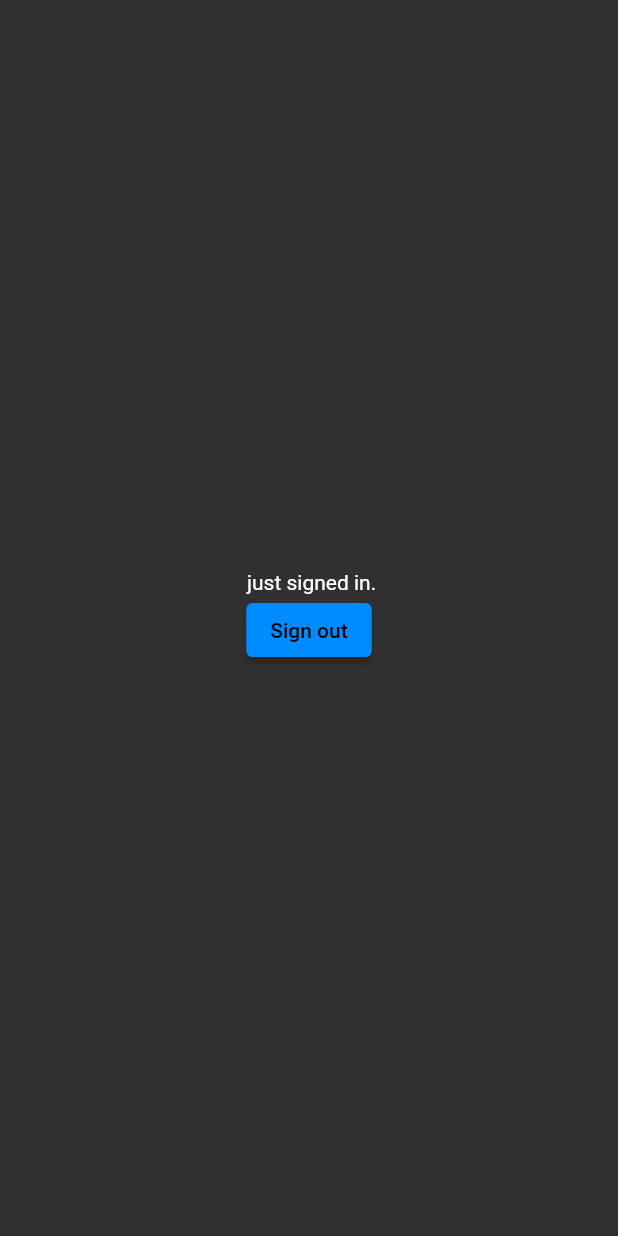
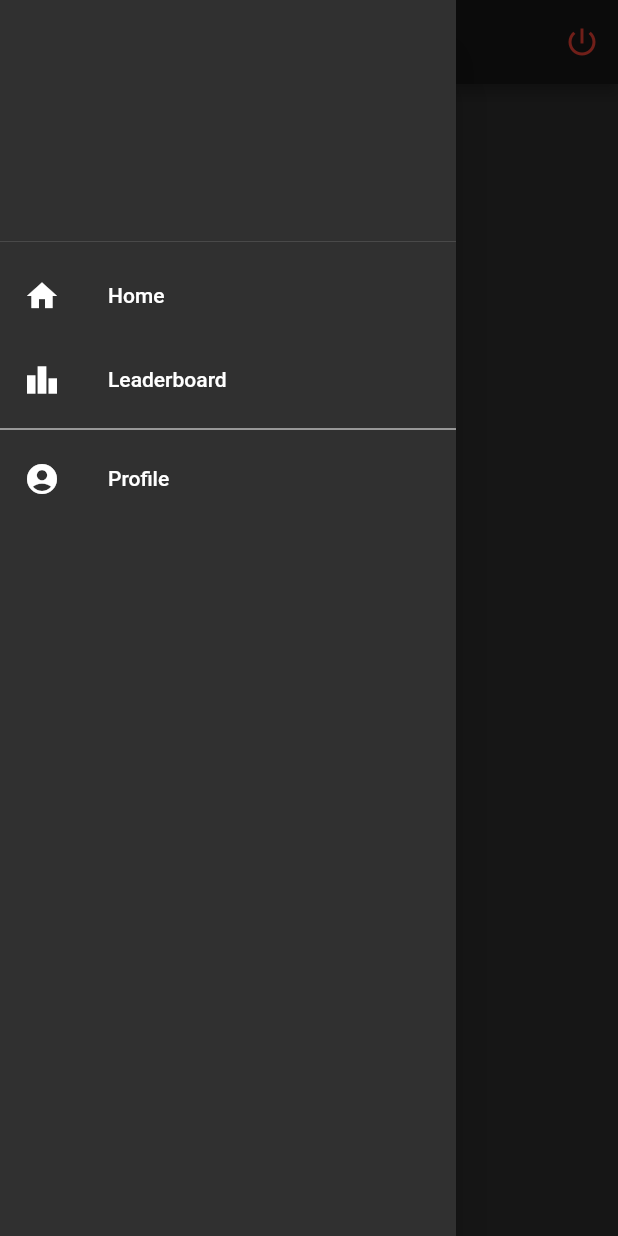
Before and after one commit to baydemirytu/SanalPortfoyYonetimSimulasyonu, a Flutter app: the HomePage screen opened directly, with the side drawer open (before the commit the screen has no drawer), on a phone screen of 412 x 824 dp. Run offline on Flutter 3.47's test engine with Material 2 defaults, Android fonts, the phone set to English and light mode, and no system bars; our stand-ins replace animated_text_kit, email_validator, firebase_auth, firebase_core, flutter_spinkit, introduction_screen and 1 more; accounts and stored records are empty.

Commit message:
Home Page Basic App Bar Implementation

```diff
--- /dev/null
+++ b/lib/constants/widgets/app_bar_drawer.dart
@@ -0,0 +1,37 @@
+import 'package:firebase_auth/firebase_auth.dart';
+import 'package:flutter/material.dart';
+
+class AppBarDrawer extends StatelessWidget {
+  AppBarDrawer({Key? key}) : super(key: key);
+  final user = FirebaseAuth.instance.currentUser!;
+
+  @override
+  Widget build(BuildContext context) {
+    return Drawer(
+      child: ListView(
+        children: [
+          DrawerHeader(
+            curve: Curves.fastLinearToSlowEaseIn,
+            child: Text('${user.email}'),
+          ),
+          ListTile(
+            leading: const Icon(Icons.home),
+            title: const Text('Home'),
+            onTap: () {},
+          ),
+          ListTile(
+            leading: const Icon(Icons.leaderboard),
+            title: const Text('Leaderboard'),
+            onTap: () {},
+          ),
+          const Divider(height: 10, color: Colors.white),
+          ListTile(
+            leading: const Icon(Icons.account_circle),
+            title: const Text('Profile'),
+            onTap: () {},
+          )
+        ],
+      ),
+    );
+  }
+}
--- a/lib/pages/home_page.dart
+++ b/lib/pages/home_page.dart
@@ -1,5 +1,6 @@
 import 'package:flutter/material.dart';
 import 'package:firebase_auth/firebase_auth.dart';
+import '../constants/widgets/app_bar_drawer.dart';
 
 class HomePage extends StatefulWidget {
   const HomePage({Key? key}) : super(key: key);
@@ -14,8 +15,22 @@ class _HomePageState extends State<HomePage> {
   @override
   Widget build(BuildContext context) {
     return Scaffold(
-      body: SafeArea(
-        child: Center(
+      appBar: AppBar(
+        title: const Text('Sanal Portföy'),
+        actions: [
+          IconButton(
+            onPressed: () {
+              FirebaseAuth.instance.signOut();
+            },
+            icon: const Icon(
+              Icons.power_settings_new,
+              color: Colors.red,
+            ),
+          )
+        ],
+      ),
+      drawer: AppBarDrawer(),
+      body: Center(
         child: Column(
           mainAxisAlignment: MainAxisAlignment.center,
           children: [
@@ -29,7 +44,6 @@ class _HomePageState extends State<HomePage> {
           ],
         ),
       ),
-      ),
     );
   }
 }
```
Lines whose indentation alone changed are shown as unchanged.
